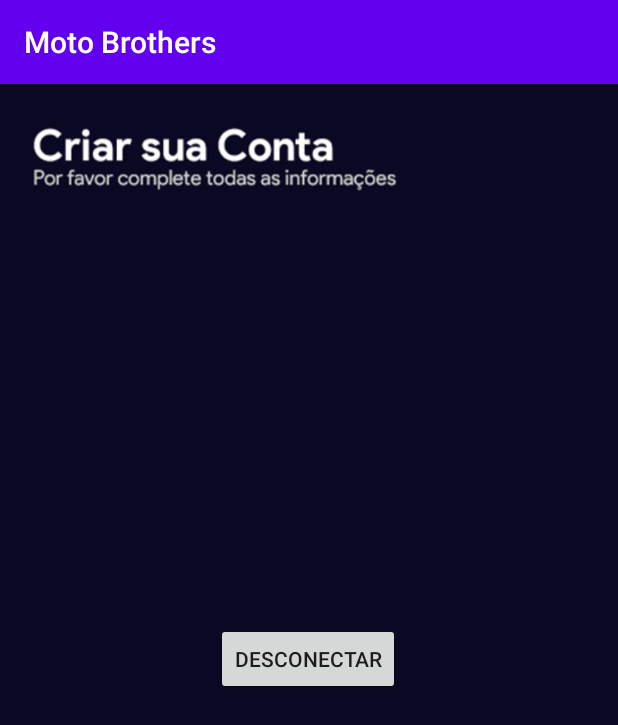
After one commit to randonslol9/MotoBrothers, an Android app: the Login screen opened directly, with no data from a screen before it, on a phone screen of 412 x 824 dp. The commit adds this screen. Shown: the top 725 px of the screen. Run offline under Robolectric (Android 15) with nearby library versions, the light colour scheme and no system bars; our stand-ins replace Firebase (no records; nobody signed in at launch, a user with empty details on screens opened directly).

Commit message:
Atualizações 16/04/2020 - Registro e Login

```diff
--- a/app/src/main/AndroidManifest.xml
+++ b/app/src/main/AndroidManifest.xml
@@ -1,6 +1,8 @@
 <?xml version="1.0" encoding="utf-8"?>
 <manifest xmlns:android="http://schemas.android.com/apk/res/android"
     package="com.example.motobrothers">
+
+    <uses-permission android:name="android.permission.INTERNET"/>
 
     <application
         android:allowBackup="true"
@@ -9,6 +11,7 @@
         android:roundIcon="@mipmap/ic_launcher_round"
         android:supportsRtl="true"
         android:theme="@style/AppTheme">
+        <activity android:name=".Login"></activity>
         <activity android:name=".TermosUso" />
         <activity android:name=".CadastroMototaxista" />
         <activity android:name=".CadastroPassageiro" />
--- /dev/null
+++ b/app/src/main/java/com/example/motobrothers/Login.java
@@ -0,0 +1,28 @@
+package com.example.motobrothers;
+
+import androidx.appcompat.app.AppCompatActivity;
+
+import android.content.Intent;
+import android.os.Bundle;
+import android.view.View;
+import android.widget.Button;
+import android.widget.EditText;
+import android.widget.TextView;
+
+import com.google.firebase.auth.FirebaseAuth;
+
+public class Login extends AppCompatActivity {
+
+    @Override
+    protected void onCreate(Bundle savedInstanceState) {
+        super.onCreate(savedInstanceState);
+        setContentView(R.layout.activity_login);
+
+
+    }
+    public void logout(View view){
+        FirebaseAuth.getInstance().signOut();
+        startActivity(new Intent(getApplicationContext(),MainActivity.class));
+        finish();
+    }
+}
--- /dev/null
+++ b/app/src/main/res/layout/activity_login.xml
@@ -0,0 +1,23 @@
+<?xml version="1.0" encoding="utf-8"?>
+<androidx.constraintlayout.widget.ConstraintLayout xmlns:android="http://schemas.android.com/apk/res/android"
+    xmlns:app="http://schemas.android.com/apk/res-auto"
+    xmlns:tools="http://schemas.android.com/tools"
+    android:layout_width="match_parent"
+    android:layout_height="match_parent"
+    android:background="@drawable/backgroundconta_launcher"
+    tools:context=".Login">
+
+
+    <Button
+        android:id="@+id/bntLogout"
+        android:layout_width="wrap_content"
+        android:layout_height="wrap_content"
+        android:text="Desconectar"
+        android:onClick="logout"
+        app:layout_constraintBottom_toBottomOf="parent"
+        app:layout_constraintHorizontal_bias="0.498"
+        app:layout_constraintLeft_toLeftOf="parent"
+        app:layout_constraintRight_toRightOf="parent"
+        app:layout_constraintTop_toTopOf="parent"
+        app:layout_constraintVertical_bias="0.499" />
+</androidx.constraintlayout.widget.ConstraintLayout>
--- a/app/src/main/res/layout/activity_main.xml
+++ b/app/src/main/res/layout/activity_main.xml
@@ -28,7 +28,7 @@
         tools:ignore="LabelFor" />
 
     <EditText
-        android:id="@+id/editPassword"
+        android:id="@+id/editSenha"
         android:layout_width="330dp"
         android:layout_height="wrap_content"
         android:layout_gravity="center_horizontal"
@@ -47,7 +47,7 @@
         tools:ignore="LabelFor" />
 
     <Button
-        android:id="@+id/buttLogin"
+        android:id="@+id/bntLogin"
         android:layout_width="330dp"
         android:layout_height="43dp"
         android:layout_gravity="center_horizontal"
```
Also changed, not shown: app/src/main/java/com/example/motobrothers/CadastroPassageiro.java (+89 -1 lines), app/src/main/java/com/example/motobrothers/MainActivity.java (+52 -0 lines), app/build.gradle (line endings or trailing spaces).
